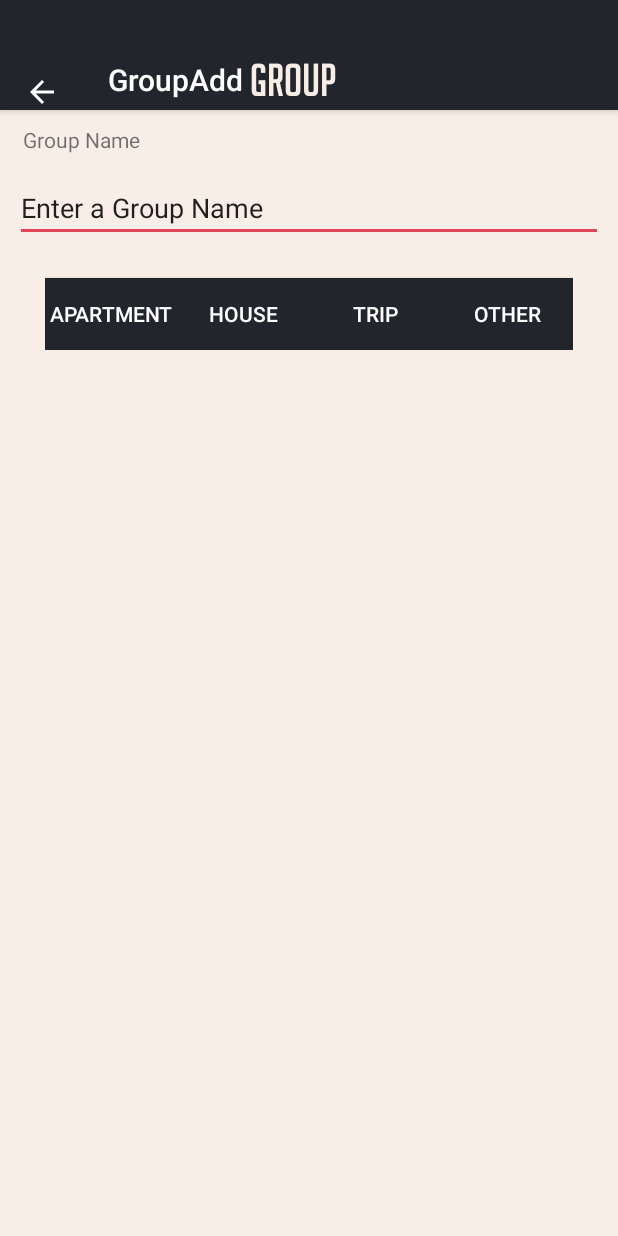
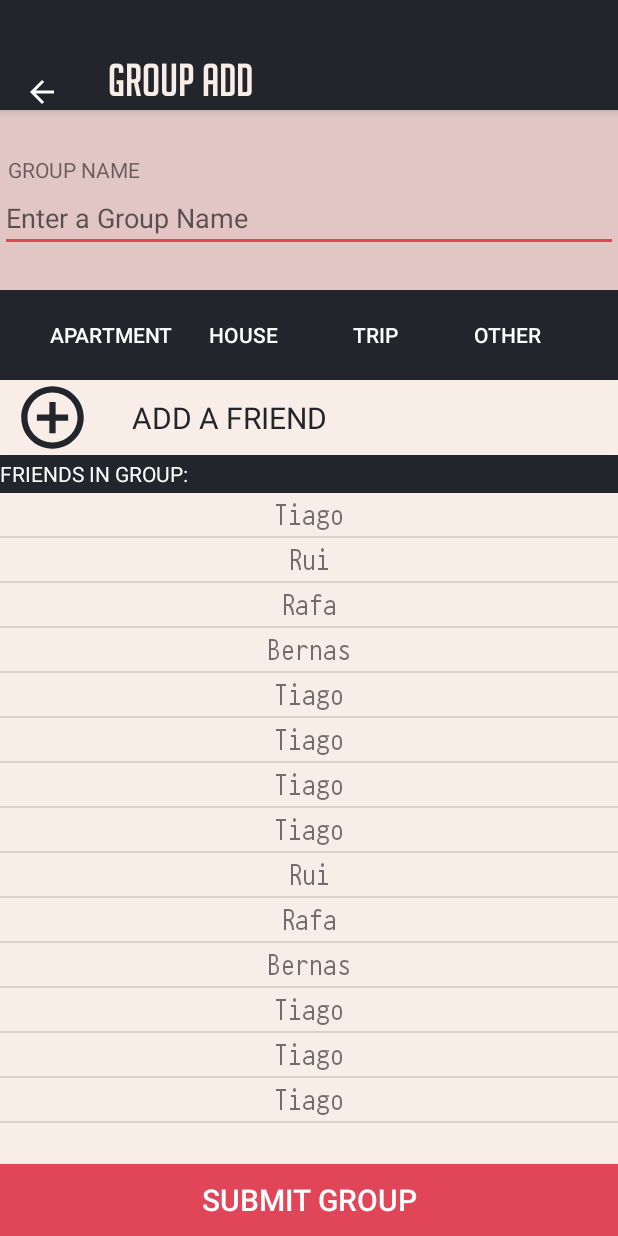
Before and after one commit to IamTheLime/BlockSplitWiseClient, an Android app: the GroupAdd screen opened directly, with no data from a screen before it, on a phone screen of 412 x 824 dp. Run offline under Robolectric (Android 15) with nearby library versions, the phone set to English and light mode, and no system bars.

Commit message:
Groups are basicly finished

```diff
--- a/ClientBlockSplitWise/app/src/main/java/com/blocksplitwise/clientblocksplitwise/GroupAdd.java
+++ b/ClientBlockSplitWise/app/src/main/java/com/blocksplitwise/clientblocksplitwise/GroupAdd.java
@@ -1,18 +1,38 @@
 package com.blocksplitwise.clientblocksplitwise;
 
+import android.content.Intent;
+import android.graphics.Color;
 import android.graphics.Typeface;
 import android.os.Build;
 import android.os.Bundle;
 import android.support.design.widget.FloatingActionButton;
 import android.support.design.widget.Snackbar;
+import android.support.v4.content.ContextCompat;
 import android.support.v7.app.AppCompatActivity;
+import android.support.v7.widget.DividerItemDecoration;
+import android.support.v7.widget.LinearLayoutManager;
+import android.support.v7.widget.RecyclerView;
 import android.support.v7.widget.Toolbar;
+import android.view.LayoutInflater;
 import android.view.View;
 import android.view.Window;
 import android.view.WindowManager;
+import android.widget.Button;
 import android.widget.TextView;
+import android.widget.Toast;
+
+import org.w3c.dom.Text;
+
+import java.util.ArrayList;
+import java.util.List;
+
+import pojo.FriendDetailsGroupAdd;
+import pojo.GroupDetails;
 
 public class GroupAdd extends AppCompatActivity {
+    private String selected = null;
+    private RecyclerView recyclerView;
+    private List<FriendDetailsGroupAdd> friends;
 
     @Override
     protected void onCreate(Bundle savedInstanceState) {
@@ -26,17 +46,126 @@ public class GroupAdd extends AppCompatActivity {
         Toolbar toolbar = (Toolbar) findViewById(R.id.toolbar);
         /////////////////////////////FONT TOP///////////////////////////////////////
         TextView tv = (TextView) findViewById(R.id.toolbar_title);
-        Typeface face = Typeface.createFromAsset((getAssets()),"font/Amethyst.ttf");
+        Typeface face = Typeface.createFromAsset((getAssets()), "font/Amethyst.ttf");
         tv.setTypeface(face);
-        tv.setText("GROUP");
+        tv.setText("GROUP ADD");
         tv.setTextSize(30);
+
+        TextView friendName = (TextView) findViewById(R.id.friend_name);
+
         ////////////////////////////////////////////////////////////////////////////
         setSupportActionBar(toolbar);
         getSupportActionBar().setDisplayHomeAsUpEnabled(true);
-        findViewById(R.id.toolbar).setPadding(0,50,0,0);
+        findViewById(R.id.toolbar).setPadding(0, 50, 0, 0);
         getSupportActionBar().setDisplayHomeAsUpEnabled(true);
+        makeClickableButtons();
+        //ADD PEOPLE TO GROUP
+        //CREATE A RECICLERVIEWER TO SHOW THOSE PEOPLE
+        //Code to Implement the scrollable groups
+        recyclerView = (RecyclerView) findViewById(R.id.rv);
+        recyclerView.setHasFixedSize(true);
+        LinearLayoutManager llm = new LinearLayoutManager(this);
+        recyclerView.setLayoutManager(llm);
+        RecyclerView.ItemDecoration itemDecoration = new
+                DividerItemDecoration(this, DividerItemDecoration.VERTICAL);
+        recyclerView.addItemDecoration(itemDecoration);
+        // This is Just for Test
+        initializeData();
+        recyclerView.setAdapter(new GroupCreationAdapter(LayoutInflater.from(this), friends, new GroupRecyclerOnClickHandler(), getAssets()));
+        /////////////////////////////////////////////////
+
+    }
+
+    private void makeClickableButtons() {
+        Button button1 = (Button) findViewById(R.id.button);
+        Button button2 = (Button) findViewById(R.id.button2);
+        Button button3 = (Button) findViewById(R.id.button3);
+        Button button4 = (Button) findViewById(R.id.button4);
+        button1.setOnClickListener(new View.OnClickListener() {
+            @Override
+            public void onClick(View view) {
+                Button button = (Button) findViewById(R.id.button);
+                resetColors();
+                button.setBackgroundColor(ContextCompat.getColor(getApplicationContext(), R.color.accent));
+                selected = button.getText().toString();
+            }
+        });
+        button2.setOnClickListener(new View.OnClickListener() {
+            @Override
+            public void onClick(View view) {
+                Button button = (Button) findViewById(R.id.button2);
+                resetColors();
+                button.setBackgroundColor(ContextCompat.getColor(getApplicationContext(), R.color.accent));
+                selected = button.getText().toString();
+            }
+        });
+        button3.setOnClickListener(new View.OnClickListener() {
+            @Override
+            public void onClick(View view) {
+                Button button = (Button) findViewById(R.id.button3);
+                resetColors();
+                button.setBackgroundColor(ContextCompat.getColor(getApplicationContext(), R.color.accent));
+                selected = button.getText().toString();
+            }
+        });
+        button4.setOnClickListener(new View.OnClickListener() {
+            @Override
+            public void onClick(View view) {
+                Button button = (Button) findViewById(R.id.button4);
+                resetColors();
+                button.setBackgroundColor(ContextCompat.getColor(getApplicationContext(), R.color.accent));
+                selected = button.getText().toString();
+            }
+        });
+    }
+
+    private void resetColors() {
+        Button button = null;
+        if (selected != null) {
+            if (selected.equals("Apartment")) button = (Button) findViewById(R.id.button);
+            if (selected.equals("House")) button = (Button) findViewById(R.id.button2);
+            if (selected.equals("Trip")) button = (Button) findViewById(R.id.button3);
+            if (selected.equals("Other")) button = (Button) findViewById(R.id.button4);
+            if (button != null)
+                button.setBackgroundColor(ContextCompat.getColor(getApplicationContext(), R.color.primaryDark));
+        }
+    }
+
+
+///////////////////////////////THIS IS JUST FOR NOW
+
+
+    private void initializeData() {
+        //Query the server for the group information
+        //Initialize the List With The group details
+        friends = new ArrayList<>();
+        friends.add(new FriendDetailsGroupAdd("Tiago"));
+        friends.add(new FriendDetailsGroupAdd("Rui"));
+        friends.add(new FriendDetailsGroupAdd("Rafa"));
+        friends.add(new FriendDetailsGroupAdd("Bernas"));
+        friends.add(new FriendDetailsGroupAdd("Tiago"));
+        friends.add(new FriendDetailsGroupAdd("Tiago"));
+        friends.add(new FriendDetailsGroupAdd("Tiago"));
+        friends.add(new FriendDetailsGroupAdd("Tiago"));
+        friends.add(new FriendDetailsGroupAdd("Rui"));
+        friends.add(new FriendDetailsGroupAdd("Rafa"));
+        friends.add(new FriendDetailsGroupAdd("Bernas"));
+        friends.add(new FriendDetailsGroupAdd("Tiago"));
+        friends.add(new FriendDetailsGroupAdd("Tiago"));
+        friends.add(new FriendDetailsGroupAdd("Tiago"));
+
 
 
     }
-
+    private class GroupRecyclerOnClickHandler implements RecyclerView.OnClickListener {
+        @Override
+        public void onClick(final View view) {
+            int itemPosition = recyclerView.getChildLayoutPosition(view);
+            FriendDetailsGroupAdd item = friends.get(itemPosition);
+            Toast.makeText(GroupAdd.this, "TEHE", Toast.LENGTH_SHORT).show();
+            //Intent goToGroupDetails = new Intent(Groups.this, Group.class);
+            //goToGroupDetails.putExtra("GroupValue", item);
+            //startActivityForResult(goToGroupDetails, 0);
+        }
+    }
 }
--- /dev/null
+++ b/ClientBlockSplitWise/app/src/main/java/com/blocksplitwise/clientblocksplitwise/GroupCreationAdapter.java
@@ -0,0 +1,79 @@
+package com.blocksplitwise.clientblocksplitwise;
+
+import android.content.res.AssetManager;
+import android.graphics.Typeface;
+import android.support.v7.widget.CardView;
+import android.support.v7.widget.RecyclerView;
+import android.view.LayoutInflater;
+import android.view.View;
+import android.view.ViewGroup;
+import android.widget.ImageView;
+import android.widget.TextView;
+
+import java.util.List;
+
+import pojo.FriendDetailsGroupAdd;
+
+
+/**
+ * Created by tiago on 6/24/17.
+ */
+
+public class GroupCreationAdapter extends RecyclerView.Adapter<GroupCreationAdapter.GroupAddFriendsViewHolder>{
+        private List<FriendDetailsGroupAdd> friends;
+        private  View.OnClickListener clickListener = null;
+        private final LayoutInflater inflater;
+        private final AssetManager assets;
+
+        public  class GroupAddFriendsViewHolder extends RecyclerView.ViewHolder {
+            CardView cv;
+            TextView friendName;
+
+
+            GroupAddFriendsViewHolder(View itemView) {
+                super(itemView);
+                cv = (CardView)itemView.findViewById(R.id.cv3);
+                friendName = (TextView)itemView.findViewById(R.id.friend_name);
+                //Changing the fonts
+                Typeface face = Typeface.createFromAsset(assets,
+                        "font/pragmata.ttf");
+                friendName.setTypeface(face);
+                friendName.setTextSize(18);
+
+            }
+
+        }
+
+        GroupCreationAdapter(LayoutInflater inflater, List<FriendDetailsGroupAdd> friends, View.OnClickListener groch, AssetManager assets){
+            this.friends = friends;
+            this.clickListener = groch;
+            this.inflater = inflater;
+            this.assets = assets;
+        }
+
+
+        @Override
+        public int getItemCount() {
+            return friends.size();
+        }
+
+        @Override
+        public GroupAddFriendsViewHolder onCreateViewHolder(ViewGroup viewGroup, int i) {
+            View v = inflater.inflate(R.layout.card_view_layout_add_group, viewGroup, false);
+            v.setOnClickListener(clickListener);
+            GroupAddFriendsViewHolder gvh = new GroupAddFriendsViewHolder(v);
+            return gvh;
+        }
+
+        @Override
+        public void onBindViewHolder(GroupAddFriendsViewHolder groupAddFriendsViewHolder, int i) {
+            groupAddFriendsViewHolder.friendName.setText(friends.get(i).getFriendName());
+
+        }
+
+        @Override
+        public void onAttachedToRecyclerView(RecyclerView recyclerView) {
+            super.onAttachedToRecyclerView(recyclerView);
+        }
+
+    }
--- a/ClientBlockSplitWise/app/src/main/java/com/blocksplitwise/clientblocksplitwise/GroupEventsAdapter.java
+++ b/ClientBlockSplitWise/app/src/main/java/com/blocksplitwise/clientblocksplitwise/GroupEventsAdapter.java
@@ -1,7 +1,5 @@
 package com.blocksplitwise.clientblocksplitwise;
 
-import android.content.Context;
-import android.content.Intent;
 import android.content.res.AssetManager;
 import android.graphics.Typeface;
 import android.support.v7.widget.CardView;
@@ -11,7 +9,6 @@ import android.view.View;
 import android.view.ViewGroup;
 import android.widget.ImageView;
 import android.widget.TextView;
-import android.widget.Toast;
 
 import com.alorma.timeline.TimelineView;
 
--- a/ClientBlockSplitWise/app/src/main/java/com/blocksplitwise/clientblocksplitwise/Groups.java
+++ b/ClientBlockSplitWise/app/src/main/java/com/blocksplitwise/clientblocksplitwise/Groups.java
@@ -107,7 +107,7 @@ public class Groups extends AppCompatActivity {
 
     private void initfonts(){
         Typeface face = Typeface.createFromAsset(getAssets(),
-                "font/pragmata.ttf");
+                "font/Amethyst.ttf");
         ((TextView)findViewById(R.id.textView2)).setTypeface(face);
         ((TextView)findViewById(R.id.textView3)).setTypeface(face);
     }
--- /dev/null
+++ b/ClientBlockSplitWise/app/src/main/java/pojo/FriendDetailsGroupAdd.java
@@ -0,0 +1,23 @@
+package pojo;
+
+import java.io.Serializable;
+
+/**
+ * Created by tiago on 6/24/17.
+ */
+
+public class FriendDetailsGroupAdd implements Serializable {
+    private String friendName;
+
+    public FriendDetailsGroupAdd(String friendName) {
+        this.friendName = friendName;
+    }
+
+    public String getFriendName() {
+        return friendName;
+    }
+
+    public void setFriendName(String friendName) {
+        this.friendName = friendName;
+    }
+}
--- /dev/null
+++ b/ClientBlockSplitWise/app/src/main/res/drawable/ic_control_point_black_24dp.xml
@@ -0,0 +1,9 @@
+<vector xmlns:android="http://schemas.android.com/apk/res/android"
+        android:width="50dp"
+        android:height="50dp"
+        android:viewportWidth="24.0"
+        android:viewportHeight="24.0">
+    <path
+        android:fillColor="@color/primaryDark"
+        android:pathData="M13,7h-2v4L7,11v2h4v4h2v-4h4v-2h-4L13,7zM12,2C6.49,2 2,6.49 2,12s4.49,10 10,10 10,-4.49 10,-10S17.51,2 12,2zM12,20c-4.41,0 -8,-3.59 -8,-8s3.59,-8 8,-8 8,3.59 8,8 -3.59,8 -8,8z"/>
+</vector>
--- a/ClientBlockSplitWise/app/src/main/res/layout/activity_login.xml
+++ b/ClientBlockSplitWise/app/src/main/res/layout/activity_login.xml
@@ -53,7 +53,7 @@
                     android:id="@+id/password"
                     android:layout_width="match_parent"
                     android:layout_height="wrap_content"
-                    android:hint="@string/prompt_password"
+                    android:hint="Password"
                     android:imeActionId="@+id/login"
                     android:imeActionLabel="@string/action_sign_in_short"
                     android:imeOptions="actionUnspecified"
--- /dev/null
+++ b/ClientBlockSplitWise/app/src/main/res/layout/card_view_layout_add_group.xml
@@ -0,0 +1,34 @@
+<?xml version="1.0" encoding="utf-8"?>
+<LinearLayout xmlns:android="http://schemas.android.com/apk/res/android"
+    xmlns:app="http://schemas.android.com/apk/res-auto"
+    android:orientation="vertical"
+    android:layout_width="match_parent"
+    android:layout_height="wrap_content"
+    android:padding="2dp">
+
+    <android.support.v7.widget.CardView
+        android:layout_width="match_parent"
+        android:layout_height="wrap_content"
+        android:foreground="?android:selectableItemBackground"
+        app:cardCornerRadius="0dp"
+        android:focusable="true"
+        android:id="@+id/cv3"
+        >
+
+        <RelativeLayout
+            android:layout_width="match_parent"
+            android:layout_height="wrap_content"
+            android:background="@color/colorBG"
+            android:padding="2dp">
+            <TextView
+                android:layout_width="wrap_content"
+                android:layout_height="wrap_content"
+                android:text="PLACEHOLDER"
+                android:id="@+id/friend_name"
+                android:layout_centerHorizontal="true"/>
+            </RelativeLayout>
+
+
+    </android.support.v7.widget.CardView>
+
+</LinearLayout>
--- a/ClientBlockSplitWise/app/src/main/res/layout/content_group_add.xml
+++ b/ClientBlockSplitWise/app/src/main/res/layout/content_group_add.xml
@@ -11,6 +11,7 @@
     <RelativeLayout
         android:layout_width="match_parent"
         android:layout_height="180dp"
+        android:background="#E1C6C4"
         android:id="@+id/relativeLayout">
 
         <TextView
@@ -20,33 +21,36 @@
             android:layout_alignParentTop="true"
             android:layout_alignStart="@+id/editText"
             android:layout_marginStart="5dp"
-        android:layout_marginTop="10dp"
-        android:text="Group Name" />
+            android:layout_marginTop="30dp"
+            android:text="GROUP NAME" />
 
         <EditText
             android:id="@+id/editText"
             android:layout_width="match_parent"
             android:layout_height="wrap_content"
-        android:layout_marginTop="13dp"
-        android:ems="10"
+            android:ems="20"
             android:inputType="textPersonName"
-        android:text="Enter a Group Name"
-        android:layout_marginLeft="20dp"
-        android:layout_below="@+id/textView4"
-        android:layout_centerHorizontal="true" />
+            android:hint="Enter a Group Name"
+            android:layout_centerHorizontal="true"
+            android:layout_below="@+id/textView4" />
+            <RelativeLayout
+                android:layout_width="match_parent"
+                android:layout_height="60dp"
+                android:background="@color/primaryDark"
+                android:layout_centerHorizontal="true"
+                android:layout_alignParentBottom="true"
+                >
                 <RelativeLayout
                     android:layout_width="wrap_content"
-            android:layout_height="wrap_content"
+                    android:layout_height="match_parent"
                     android:layout_centerHorizontal="true"
-            android:paddingBottom="20dp"
                     >
             <Button
                 android:id="@+id/button"
                 android:layout_width="wrap_content"
-            android:layout_height="wrap_content"
+                android:layout_height="match_parent"
                 android:textColor="@color/textPrimary"
                 android:background="@color/primaryDark"
-            android:layout_alignParentBottom="true"
                 android:bottomRightRadius="0dp"
                 android:bottomLeftRadius="0dp"
                 android:topLeftRadius="0dp"
@@ -55,10 +59,9 @@
             <Button
                 android:id="@+id/button2"
                 android:layout_width="wrap_content"
-            android:layout_height="wrap_content"
+                android:layout_height="match_parent"
                 android:textColor="@color/textPrimary"
                 android:background="@color/primaryDark"
-            android:layout_alignParentBottom="true"
                 android:layout_toEndOf="@id/button"
                 android:bottomRightRadius="0dp"
                 android:bottomLeftRadius="0dp"
@@ -68,10 +71,9 @@
             <Button
                 android:id="@+id/button3"
                 android:layout_width="wrap_content"
-            android:layout_height="wrap_content"
+                android:layout_height="match_parent"
                 android:textColor="@color/textPrimary"
                 android:background="@color/primaryDark"
-            android:layout_alignParentBottom="true"
                 android:layout_toEndOf="@id/button2"
                 android:bottomRightRadius="0dp"
                 android:bottomLeftRadius="0dp"
@@ -81,10 +83,9 @@
             <Button
                 android:id="@+id/button4"
                 android:layout_width="wrap_content"
-            android:layout_height="wrap_content"
+                android:layout_height="match_parent"
                 android:textColor="@color/textPrimary"
                 android:background="@color/primaryDark"
-            android:layout_alignParentBottom="true"
                 android:layout_toEndOf="@id/button3"
                 android:bottomRightRadius="0dp"
                 android:bottomLeftRadius="0dp"
@@ -93,6 +94,89 @@
                 android:text="Other" />
                 </RelativeLayout>
             </RelativeLayout>
+        </RelativeLayout>
+        <RelativeLayout
+            android:id="@+id/Relative2"
+            android:background="@color/colorBG"
+            android:layout_width="match_parent"
+            android:layout_height="wrap_content"
+            android:layout_below="@id/relativeLayout">
+                    <android.support.v7.widget.CardView
+                        android:id="@+id/addGroupCardview"
+                        android:layout_width="match_parent"
+                        android:layout_height="50dp"
+                        android:foreground="?android:selectableItemBackground"
+                        android:clickable="true"
+                        app:cardElevation="0dp"
+                        android:background="@color/colorBG">
+                            <RelativeLayout
+                                android:layout_width="match_parent"
+                                android:layout_height="match_parent"
+                                android:background="@color/colorBG">
+                                <ImageView
+                                    android:id="@+id/plusSign"
+                                    android:layout_width="wrap_content"
+                                    android:layout_centerVertical="true"
+                                    android:layout_marginLeft="10dp"
+                                    android:src="@drawable/ic_control_point_black_24dp"
+                                    android:layout_height="wrap_content" />
+                                <TextView
+                                    android:text="      ADD A FRIEND"
+                                    android:layout_width="wrap_content"
+                                    android:layout_centerVertical="true"
+                                    android:textColor="@color/primaryDark"
+                                    android:textSize="20dp"
+                                    android:layout_toEndOf="@id/plusSign"
+                                    android:layout_height="wrap_content" />
+                            </RelativeLayout>
+                    </android.support.v7.widget.CardView>
+            <TextView
+                android:layout_width="match_parent"
+                android:layout_height="25dp"
+                android:layout_below="@id/addGroupCardview"
+                android:gravity="center_vertical"
+                android:text="FRIENDS IN GROUP:"
+                android:textColor="@color/textPrimary"
+                android:background="@color/primaryDark"
+                android:id="@+id/justanAdjustmentText"/>
+    </RelativeLayout>
+    <RelativeLayout
+        android:id="@+id/Relative3"
+        android:layout_width="match_parent"
+        android:layout_height="match_parent"
+        android:layout_below="@id/Relative2"
+        >
+        <Button
+            android:id="@+id/button5"
+            android:layout_width="match_parent"
+            android:layout_height="wrap_content"
+            android:layout_alignParentBottom="true"
+            android:bottomRightRadius="0dp"
+            android:bottomLeftRadius="0dp"
+            android:topLeftRadius="0dp"
+            android:topRightRadius="0dp"
+            android:background="@color/accent"
+            android:textColor="@color/textPrimary"
+            android:textSize="20dp"
+            android:text="SUBMIT GROUP"
+            />
+
+        <RelativeLayout
+            android:id="@+id/Relative4"
+            android:layout_width="match_parent"
+            android:layout_height="match_parent"
+            android:layout_above="@id/button5"
+            >
+        <include
+            android:id="@+id/include"
+            layout="@layout/recycler_view"
+
+            android:layout_width="match_parent"
+            android:layout_height="match_parent"
+            />
+            </RelativeLayout>
+
+    </RelativeLayout>
 
 
 </RelativeLayout>
--- a/ClientBlockSplitWise/app/src/main/res/values/strings.xml
+++ b/ClientBlockSplitWise/app/src/main/res/values/strings.xml
@@ -22,5 +22,5 @@
     <string name="title_activity_friends"></string>
     <string name="title_activity_groups"></string>
     <string name="title_activity_group"></string>
-    <string name="title_activity_group_add">GroupAdd</string>
+    <string name="title_activity_group_add"></string>
 </resources>
```
Also changed, not shown: ClientBlockSplitWise/app/src/main/assets/font/pragmata.ttf. Lines whose indentation alone changed are shown as unchanged.
